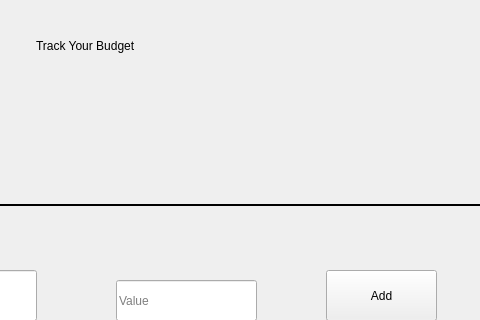
Old version of the form mainwindow.ui in the repository BogdanSharaiev/Financial-Tracker; both pictures show x 574 to 1054 and y 0 to 320 of the 1054 by 619 pixel window.
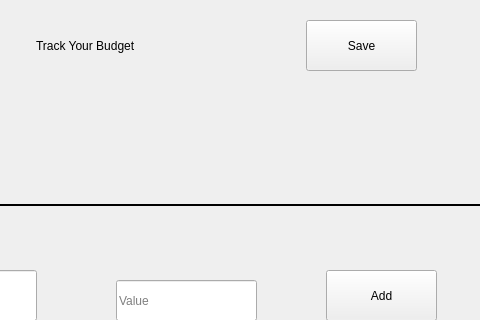
New version of the form. Icons and pictures are not drawn.

The edit to the form file:
```diff
--- a/mainwindow.ui
+++ b/mainwindow.ui
@@ -237,6 +237,19 @@
      <string>Transaction History</string>
     </property>
    </widget>
+   <widget class="QPushButton" name="pushButton_2">
+    <property name="geometry">
+     <rect>
+      <x>880</x>
+      <y>20</y>
+      <width>111</width>
+      <height>51</height>
+     </rect>
+    </property>
+    <property name="text">
+     <string>Save</string>
+    </property>
+   </widget>
   </widget>
  </widget>
  <resources>
```
